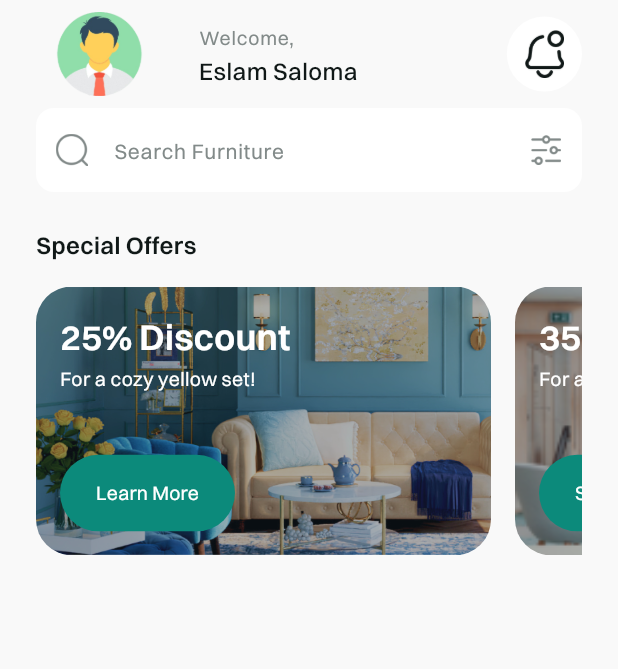
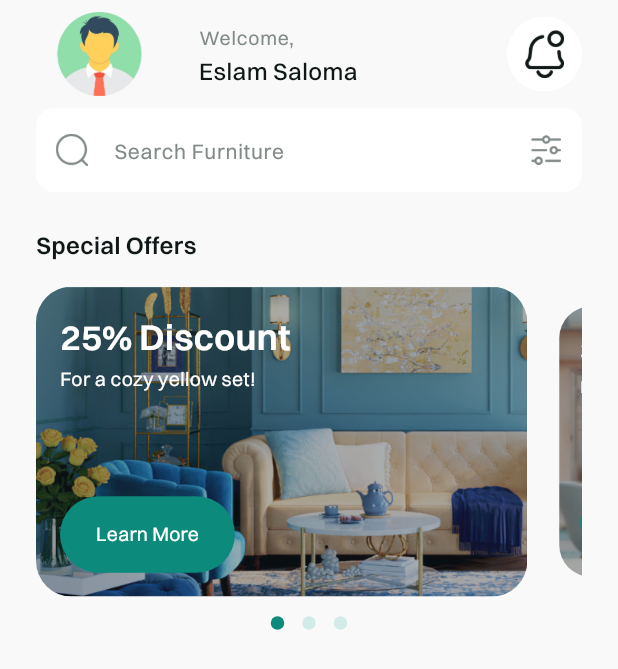
Before and after one commit to Esl4mx/Crafty_app, a Flutter app: the HomeView screen opened by its route, on a phone screen of 412 x 824 dp. Shown: the top 669 px of the screen. Run offline on Flutter 3.47's test engine with Material 3 defaults, Android fonts, the light colour scheme and no system bars; drawn by our look-alikes of carousel_slider, dots_indicator; our stand-ins replace shared_preferences; accounts and stored records are empty.

Commit message:
Update SpecialOfferListView to use CarouselSlider with DotsIndicator
Refactor SpecialOfferListView to use CarouselSlider for better user experience and add DotsIndicator to show the current slide position. Adjust aspect ratio and layout accordingly. Add carousel_slider dependency to pubspec.yaml and pubspec.lock.

```diff
--- a/lib/features/home/presentation/views/widgets/special_offer_item.dart
+++ b/lib/features/home/presentation/views/widgets/special_offer_item.dart
@@ -5,15 +5,18 @@ import 'package:crafty_app/features/home/presentation/views/widgets/special_offe
 import 'package:flutter/material.dart';
 
 class SpecialOfferItem extends StatelessWidget {
-  const SpecialOfferItem(
-      {super.key, required this.specialOfferCardModel, this.btnOnPressed});
+  const SpecialOfferItem({
+    super.key,
+    required this.specialOfferCardModel,
+    this.btnOnPressed,
+  });
   final SpecialOfferCardModel specialOfferCardModel;
   final VoidCallback? btnOnPressed;
 
   @override
   Widget build(BuildContext context) {
     return AspectRatio(
-      aspectRatio: 220 / 130,
+      aspectRatio: 264 / 130,
       child: Container(
         decoration: BoxDecoration(
           borderRadius: BorderRadius.circular(24),
--- a/lib/features/home/presentation/views/widgets/special_offer_list_view.dart
+++ b/lib/features/home/presentation/views/widgets/special_offer_list_view.dart
@@ -1,10 +1,19 @@
+import 'package:carousel_slider/carousel_slider.dart';
+import 'package:crafty_app/core/utlis/app_colors.dart';
 import 'package:crafty_app/core/utlis/app_images.dart';
 import 'package:crafty_app/features/home/presentation/view_model/special_offer_card_model.dart';
 import 'package:crafty_app/features/home/presentation/views/widgets/special_offer_item.dart';
+import 'package:dots_indicator/dots_indicator.dart';
 import 'package:flutter/material.dart';
 
-class SpecialOfferListView extends StatelessWidget {
+class SpecialOfferListView extends StatefulWidget {
   const SpecialOfferListView({super.key});
+
+  @override
+  State<SpecialOfferListView> createState() => _SpecialOfferListViewState();
+}
+
+class _SpecialOfferListViewState extends State<SpecialOfferListView> {
   static List<SpecialOfferCardModel> specialOfferCardModel = [
     SpecialOfferCardModel(Assets.imagesSpecialOffer1,
         title: "25% Discount",
@@ -13,23 +22,68 @@ class SpecialOfferListView extends StatelessWidget {
     SpecialOfferCardModel(Assets.imagesSpecialOffer2,
         title: "35% Discount",
         subtitle: "For a cozy yellow set!",
-        btnText: "Shop Now")
+        btnText: "Shop Now"),
+    SpecialOfferCardModel(Assets.imagesSpecialOffer2,
+        title: "35% Discount",
+        subtitle: "For a cozy yellow set!",
+        btnText: "Shop Now"),
   ];
+  int cardIndex = 0;
+
   @override
   Widget build(BuildContext context) {
-    return AspectRatio(
-      aspectRatio: 264 / 130,
-      child: ListView.builder(
-        scrollDirection: Axis.horizontal,
-        itemCount: 2,
-        itemBuilder: (context, index) {
-          return Padding(
-            padding: const EdgeInsets.only(right: 16),
-            child: SpecialOfferItem(
-                specialOfferCardModel: specialOfferCardModel[index]),
-          );
-        },
-      ),
+    return Column(
+      children: [
+        CarouselSlider.builder(
+          options: CarouselOptions(
+            onPageChanged: (index, reason) {
+              setState(() {
+                cardIndex = index;
+              });
+            },
+            disableCenter: true,
+            autoPlay: true,
+            viewportFraction: 0.9,
+            initialPage: 0,
+            enlargeCenterPage: true,
+            enlargeFactor: 0.3,
+            padEnds: false,
+            enlargeStrategy: CenterPageEnlargeStrategy.scale,
+            enableInfiniteScroll: false,
+            aspectRatio: 264 / 150,
+          ),
+          itemCount: specialOfferCardModel.length,
+          itemBuilder:
+              (BuildContext context, int itemIndex, int pageViewIndex) =>
+                  SpecialOfferItem(
+                      specialOfferCardModel: specialOfferCardModel[itemIndex]),
+        ),
+        const SizedBox(
+          height: 7,
+        ),
+        DotsIndicator(
+          dotsCount: specialOfferCardModel.length,
+          position: cardIndex,
+          decorator: const DotsDecorator(
+            color: Color(0xffD2EBE8),
+            activeColor: AppColors.primaryColor,
+          ),
+        )
+      ],
     );
   }
 }
+// AspectRatio(
+//       aspectRatio: 264 / 130,
+//       child: ListView.builder(
+//         scrollDirection: Axis.horizontal,
+//         itemCount: 2,
+//         itemBuilder: (context, index) {
+//           return Padding(
+//             padding: const EdgeInsets.only(right: 16),
+//             child: SpecialOfferItem(
+//                 specialOfferCardModel: specialOfferCardModel[index]),
+//           );
+//         },
+//       ),
+//     )
--- a/pubspec.yaml
+++ b/pubspec.yaml
@@ -28,6 +28,7 @@ environment:
 # the latest version available on pub.dev. To see which dependencies have newer
 # versions available, run `flutter pub outdated`.
 dependencies:
+  carousel_slider: ^5.0.0
   cupertino_icons: ^1.0.8
   dots_indicator: ^3.0.0
   flutter:
```
Also changed, not shown: pubspec.lock.
